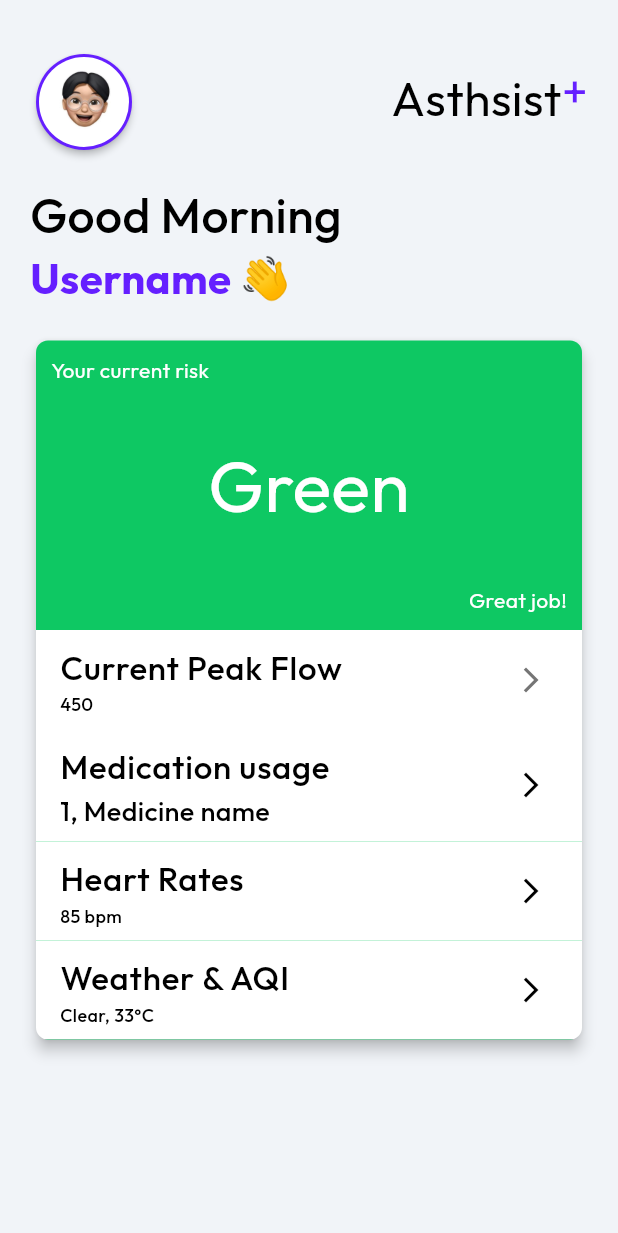
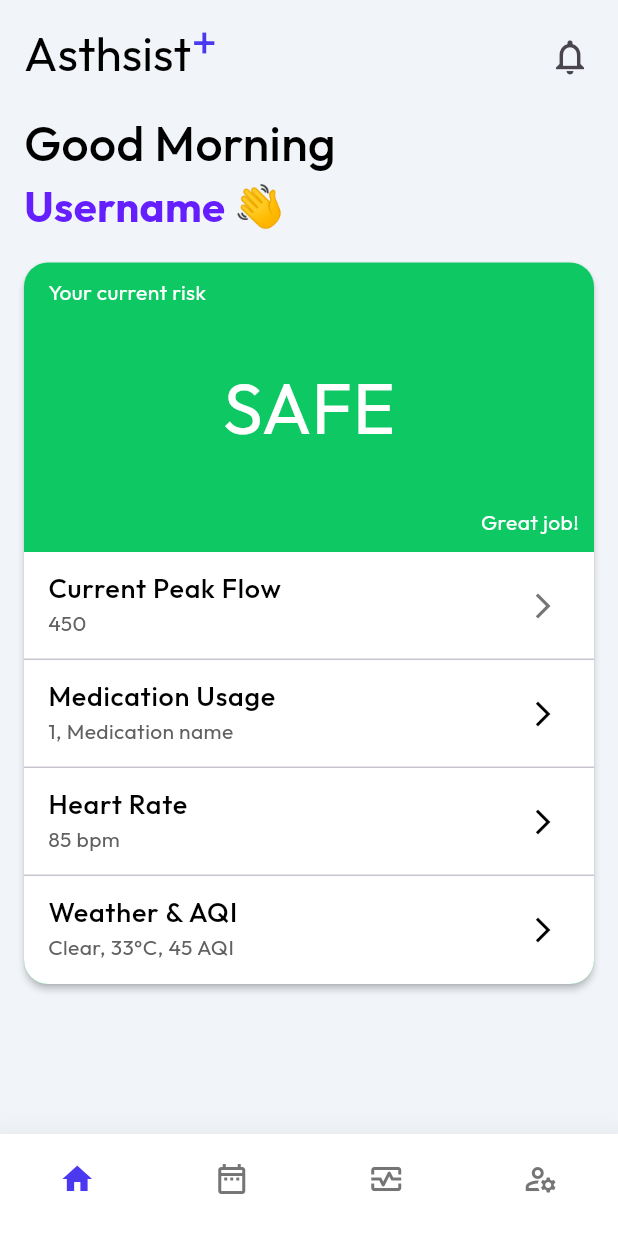
Before and after one commit to MeenVP/AsthsistPlus, a Flutter app: the screen it shows after launch, on a phone screen of 412 x 824 dp. Shown: the top 1233 px of the screen. Run offline on Flutter 3.47's test engine with Material 3 defaults, Android fonts, the phone set to English and light mode, and no system bars; our stand-ins replace firebase_core, google_fonts; accounts and stored records are empty; generated files the repository leaves out were written again.

Commit message:
Added Navigation bar

```diff
--- a/lib/main.dart
+++ b/lib/main.dart
@@ -1,5 +1,6 @@
 import 'package:asthsist_plus/pages/home_page.dart';
 import 'package:asthsist_plus/pages/loginPage.dart';
+import 'package:asthsist_plus/pages/navigation_bar.dart';
 import 'package:firebase_core/firebase_core.dart';
 import 'package:flutter/material.dart';
 import 'package:flutter/services.dart';
@@ -12,8 +13,10 @@
     options: DefaultFirebaseOptions.currentPlatform,
   );
   SystemChrome.setSystemUIOverlayStyle(const SystemUiOverlayStyle(
-    statusBarColor: Color(0xFFF1F4F8),
+    statusBarColor: Colors.transparent,
+    systemNavigationBarColor: Colors.transparent,
     statusBarIconBrightness: Brightness.dark,
+    systemNavigationBarIconBrightness:Brightness.dark,
   ));
   runApp(const MyApp());
 }
@@ -26,7 +29,9 @@
   Widget build(BuildContext context) {
     return const MaterialApp(
       debugShowCheckedModeBanner: false,
-      home: HomePage(),
+      home: NavigationBarApp()
+      //home: HomePage(),
+      //home: LoginPage(),
 
 
     );
--- a/lib/pages/home_page.dart
+++ b/lib/pages/home_page.dart
@@ -1,3 +1,4 @@
+import 'package:asthsist_plus/style.dart';
 import 'package:flutter/material.dart';
 import 'package:google_fonts/google_fonts.dart';
 
@@ -14,57 +15,17 @@ class _HomePageState extends State<HomePage> {
   @override
   Widget build(BuildContext context) {
     return Scaffold(
-      backgroundColor: Color(0xFFF1F4F8),
-      body: SafeArea(
-        child: SingleChildScrollView(
-          child: Padding(
-            padding: const EdgeInsetsDirectional.fromSTEB(20, 32, 20, 0),
-            child: Column(
+      backgroundColor: Style.primaryBackground,
+      appBar: AppBar(
+        backgroundColor: Style.primaryBackground,
+        elevation: 0,
+        title:  Row(
             mainAxisSize: MainAxisSize.max,
-              children: [
-                Row(
-                  mainAxisSize: MainAxisSize.max,
-                  mainAxisAlignment: MainAxisAlignment.spaceBetween,
-                  crossAxisAlignment: CrossAxisAlignment.start,
-                  children: [
-                    Card(
-                      clipBehavior: Clip.antiAliasWithSaveLayer,
-                      color: Colors.deepPurpleAccent[400],
-                      elevation: 2,
-                      shape: RoundedRectangleBorder(
-                        borderRadius: BorderRadius.circular(40),
-                      ),
-                      child: Padding(
-                        padding: const EdgeInsets.all(2),
-                        child: Container(
-                          width: 60,
-                          height: 60,
-                          clipBehavior: Clip.antiAlias,
-                          decoration: const BoxDecoration(
-                            shape: BoxShape.circle,
-                          ),
-                          child: Align(
-                            alignment: Alignment.center,
-                            child: Image.asset(
-                              'assets/images/asthsist.jpg',
-                              fit: BoxFit.fitHeight,
-                            ),
-                          ),
-                        ),
-                      ),
-                    ),
-                    Align(
-                      alignment: AlignmentDirectional(0, -1),
-                      child: Row(
-                        mainAxisSize: MainAxisSize.max,
-                        mainAxisAlignment: MainAxisAlignment.end,
+            mainAxisAlignment: MainAxisAlignment.start,
             crossAxisAlignment: CrossAxisAlignment.center,
             children: [
-                          Align(
-                            alignment: AlignmentDirectional(0, -1),
-                            child: Padding(
-                              padding:
-                                  EdgeInsetsDirectional.fromSTEB(0, 10, 0, 0),
+              Padding(
+                padding: EdgeInsetsDirectional.fromSTEB(0, 16, 0, 0),
                 child: Text(
                   'Asthsist',
                   style: GoogleFonts.outfit(
@@ -76,25 +37,115 @@ class _HomePageState extends State<HomePage> {
                   ),
                 ),
               ),
-                          ),
               Align(
                 alignment: AlignmentDirectional(0, -1),
                 child: Text(
                   '+',
                   style: GoogleFonts.outfit(
-                                textStyle: TextStyle(
+                    textStyle: const TextStyle(
                       fontWeight: FontWeight.normal,
                       fontSize: 32,
-                                  color: Colors.deepPurpleAccent[400],
+                      color: Style.primaryColor,
                     ),
                   ),
                 ),
               )
             ],
           ),
+        actions: [
+          Padding(
+            padding: EdgeInsetsDirectional.fromSTEB(0, 16, 8, 0),
+            child: IconButton(
+              icon: const Icon(
+                Icons.notifications_outlined,
+                size: 28,
               ),
+              tooltip: 'Show Snackbar',
+              onPressed: () {},
+            ),
+          )
         ],
       ),
+      body: SafeArea(
+        child: SingleChildScrollView(
+          child: Padding(
+            padding: const EdgeInsetsDirectional.fromSTEB(16, 0, 16, 0),
+            child: Column(
+              mainAxisSize: MainAxisSize.max,
+              children: [
+                // Row(
+                //   mainAxisSize: MainAxisSize.max,
+                //   mainAxisAlignment: MainAxisAlignment.spaceBetween,
+                //   crossAxisAlignment: CrossAxisAlignment.start,
+                //   children: [
+                //     Row(
+                //       mainAxisSize: MainAxisSize.max,
+                //       mainAxisAlignment: MainAxisAlignment.end,
+                //       crossAxisAlignment: CrossAxisAlignment.center,
+                //       children: [
+                //         Align(
+                //           alignment: AlignmentDirectional(0, -1),
+                //           child: Padding(
+                //             padding:
+                //             EdgeInsetsDirectional.fromSTEB(0, 10, 0, 0),
+                //             child: Text(
+                //               'Asthsist',
+                //               style: GoogleFonts.outfit(
+                //                 textStyle: const TextStyle(
+                //                   fontWeight: FontWeight.normal,
+                //                   fontSize: 32,
+                //                   color: Colors.black,
+                //                 ),
+                //               ),
+                //             ),
+                //           ),
+                //         ),
+                //         Align(
+                //           alignment: AlignmentDirectional(0, -1),
+                //           child: Text(
+                //             '+',
+                //             style: GoogleFonts.outfit(
+                //               textStyle: const TextStyle(
+                //                 fontWeight: FontWeight.normal,
+                //                 fontSize: 32,
+                //                 color: Style.primaryColor,
+                //               ),
+                //             ),
+                //           ),
+                //         )
+                //       ],
+                //     ),
+                //     Align(
+                //       alignment: AlignmentDirectional(0, -1),
+                //       child: Card(
+                //         clipBehavior: Clip.antiAliasWithSaveLayer,
+                //         color: Colors.deepPurpleAccent[400],
+                //         elevation: 2,
+                //         shape: RoundedRectangleBorder(
+                //           borderRadius: BorderRadius.circular(40),
+                //         ),
+                //         child: Padding(
+                //           padding: const EdgeInsets.all(2),
+                //           child: Container(
+                //             width: 50,
+                //             height: 50,
+                //             clipBehavior: Clip.antiAlias,
+                //             decoration: const BoxDecoration(
+                //               shape: BoxShape.circle,
+                //             ),
+                //             child: Align(
+                //               alignment: Alignment.center,
+                //               child: Image.asset(
+                //                 'assets/images/asthsist.jpg',
+                //                 fit: BoxFit.fitHeight,
+                //               ),
+                //             ),
+                //           ),
+                //         ),
+                //       ),
+                //     ),
+                //   ],
+                // ),
                 Padding(
                   padding: EdgeInsetsDirectional.fromSTEB(0, 16, 0, 0),
                   child: Row(
@@ -130,13 +181,13 @@ class _HomePageState extends State<HomePage> {
                 ),
                 Padding(
                   padding: EdgeInsetsDirectional.fromSTEB(0, 16, 0, 0),
-                  child: Card(
-                    clipBehavior: Clip.antiAliasWithSaveLayer,
-                    color: Color(0xFF0EC863),
-                    elevation: 4,
-                    shape: RoundedRectangleBorder(
-                      borderRadius: BorderRadius.circular(8),
-                    ),
+                  child: Material(
+                    borderRadius: BorderRadius.all(Radius.circular(16)),
+                    elevation: 2,
+                    child: Container(
+                      decoration: BoxDecoration(
+                          borderRadius: BorderRadius.circular(16),
+                          color: Style.success),
                       child: Column(
                         mainAxisSize: MainAxisSize.max,
                         mainAxisAlignment: MainAxisAlignment.start,
@@ -145,14 +196,14 @@ class _HomePageState extends State<HomePage> {
                             alignment: AlignmentDirectional(-1, -1),
                             child: Padding(
                               padding:
-                                EdgeInsetsDirectional.fromSTEB(10, 10, 0, 0),
+                                  EdgeInsetsDirectional.fromSTEB(16, 10, 0, 0),
                               child: Text(
                                 'Your current risk',
                                 style: GoogleFonts.outfit(
-                                textStyle: TextStyle(
+                                  textStyle: const TextStyle(
                                     fontWeight: FontWeight.normal,
                                     fontSize: 14,
-                                  color: Colors.white,
+                                    color: Style.tertiaryText,
                                   ),
                                 ),
                               ),
@@ -164,12 +215,12 @@ class _HomePageState extends State<HomePage> {
                               padding:
                                   EdgeInsetsDirectional.fromSTEB(0, 32, 0, 32),
                               child: Text(
-                              'Green',
+                                'SAFE',
                                 style: GoogleFonts.outfit(
-                                textStyle: TextStyle(
+                                  textStyle: const TextStyle(
                                     fontWeight: FontWeight.normal,
                                     fontSize: 48,
-                                  color: Colors.white,
+                                    color: Style.tertiaryText,
                                   ),
                                 ),
                               ),
@@ -184,42 +235,31 @@ class _HomePageState extends State<HomePage> {
                                 'Great job! ',
                                 textAlign: TextAlign.end,
                                 style: GoogleFonts.outfit(
-                                textStyle: TextStyle(
+                                  textStyle: const TextStyle(
                                     fontWeight: FontWeight.normal,
                                     fontSize: 14,
-                                  color: Colors.white,
+                                    color: Style.tertiaryText,
                                   ),
                                 ),
                               ),
                             ),
                           ),
-                        ListView(
+                          Container(
+                            decoration: const BoxDecoration(
+                                borderRadius: BorderRadius.only(
+                                  bottomLeft: Radius.circular(16),
+                                  bottomRight: Radius.circular(16),
+                                ),
+                                color: Style.secondaryBackground),
+                            child: ListView(
                               padding: EdgeInsets.zero,
                               shrinkWrap: true,
                               scrollDirection: Axis.vertical,
-                          children: [
+                              children: ListTile
+                                  .divideTiles(context: context, tiles: [
                                 ListTile(
-                              title: Text(
-                                'Current Peak Flow',
-                                style: GoogleFonts.outfit(
-                                  textStyle: TextStyle(
-                                    fontWeight: FontWeight.w500,
-                                    fontSize: 22,
-                                    color: Colors.black,
-                                  ),
-                                ),
-                              ),
-                              subtitle: Text(
-                                '450',
-                                textAlign: TextAlign.start,
-                                style: GoogleFonts.outfit(
-                                  textStyle: TextStyle(
-                                    fontWeight: FontWeight.w500,
-                                    fontSize: 12,
-                                    color: Colors.black,
-                                  ),
-                                ),
-                              ),
+                                  title: primaryTileText('Current Peak Flow'),
+                                  subtitle: secondaryTileText('450'),
                                   trailing: Icon(
                                     Icons.arrow_forward_ios,
                                     color: Colors.grey[600],
@@ -229,98 +269,48 @@ class _HomePageState extends State<HomePage> {
                                   dense: false,
                                 ),
                                 ListTile(
-                              title: Text(
-                                'Medication usage',
-                                style: GoogleFonts.outfit(
-                                  textStyle: TextStyle(
-                                    fontWeight: FontWeight.w500,
-                                    fontSize: 22,
-                                    color: Colors.black,
-                                  ),
-                                ),
-                              ),
-                              subtitle: Text(
-                                '1, Medicine name',
-                                style: GoogleFonts.outfit(
-                                  textStyle: TextStyle(
-                                    fontWeight: FontWeight.w500,
-                                    fontSize: 18,
-                                    color: Colors.black,
-                                  ),
-                                ),
-                              ),
-                              trailing: Icon(
+                                  title: primaryTileText('Medication Usage'),
+                                  subtitle:
+                                      secondaryTileText('1, Medication name'),
+                                  trailing: const Icon(
                                     Icons.arrow_forward_ios,
                                     color: Colors.black,
                                     size: 20,
                                   ),
-                              tileColor: Colors.white,
+                                  tileColor: Colors.transparent,
                                   dense: false,
                                 ),
                                 ListTile(
-                              title: Text(
-                                'Heart Rates',
-                                style: GoogleFonts.outfit(
-                                  textStyle: TextStyle(
-                                    fontWeight: FontWeight.w500,
-                                    fontSize: 22,
-                                    color: Colors.black,
-                                  ),
-                                ),
-                              ),
-                              subtitle: Text(
-                                '85 bpm',
-                                style: GoogleFonts.outfit(
-                                  textStyle: TextStyle(
-                                    fontWeight: FontWeight.w500,
-                                    fontSize: 12,
-                                    color: Colors.black,
-                                  ),
-                                ),
-                              ),
-                              trailing: Icon(
+                                  title: primaryTileText('Heart Rate'),
+                                  subtitle: secondaryTileText('85 bpm'),
+                                  trailing: const Icon(
                                     Icons.arrow_forward_ios,
                                     color: Colors.black,
                                     size: 20,
                                   ),
-                              tileColor: Colors.white,
+                                  tileColor: Colors.transparent,
                                   dense: false,
                                 ),
                                 ListTile(
-                              title: Text(
-                                'Weather & AQI',
-                                style: GoogleFonts.outfit(
-                                  textStyle: TextStyle(
-                                    fontWeight: FontWeight.w500,
-                                    fontSize: 22,
-                                    color: Colors.black,
-                                  ),
-                                ),
-                              ),
-                              subtitle: Text(
-                                'Clear, 33°C',
-                                style: GoogleFonts.outfit(
-                                  textStyle: TextStyle(
-                                    fontWeight: FontWeight.w500,
-                                    fontSize: 12,
-                                    color: Colors.black,
-                                  ),
-                                ),
-                              ),
-                              trailing: Icon(
+                                  title: primaryTileText('Weather & AQI'),
+                                  subtitle:
+                                      secondaryTileText('Clear, 33°C, 45 AQI'),
+                                  trailing: const Icon(
                                     Icons.arrow_forward_ios,
                                     color: Colors.black,
                                     size: 20,
                                   ),
-                              tileColor: Colors.white,
+                                  tileColor: Colors.transparent,
                                   dense: false,
                                 ),
-                          ],
+                              ]).toList(),
                             ),
+                          )
                         ],
                       ),
                     ),
                   ),
+                )
               ],
             ),
           ),
--- /dev/null
+++ b/lib/pages/navigation_bar.dart
@@ -0,0 +1,78 @@
+import 'package:flutter/material.dart';
+import 'package:asthsist_plus/pages/home_page.dart';
+import 'package:asthsist_plus/style.dart';
+
+class NavigationBarApp extends StatefulWidget {
+  const NavigationBarApp({super.key});
+
+  @override
+  State<NavigationBarApp> createState() => _NavigationState();
+}
+
+class _NavigationState extends State<NavigationBarApp> {
+  int currentPageIndex = 0;
+  static const List<Widget> _widgetOptions = <Widget>[
+    HomePage(),
+    Text(
+      'Index 1: Calendar',
+    ),
+    Text(
+      'Index 2: Health Info',
+    ),
+    Text(
+      'Index 3: Settings',
+    ),
+  ];
+
+  @override
+  Widget build(BuildContext context) {
+    return Scaffold(
+      backgroundColor: Style.primaryBackground,
+      body: Center(
+        child: _widgetOptions.elementAt(currentPageIndex),
+      ),
+      bottomNavigationBar:
+      BottomNavigationBar(
+        type: BottomNavigationBarType.fixed,
+        showUnselectedLabels: false,
+        showSelectedLabels: false,
+        elevation: 20,
+        backgroundColor: Style.secondaryBackground,
+        selectedItemColor: Style.primaryColor,
+        unselectedItemColor: Style.accent2,
+        currentIndex: currentPageIndex,
+        onTap: (int index) {
+          setState(() {
+            currentPageIndex = index;
+          });
+        },
+        selectedLabelStyle: const TextStyle(
+          fontSize: 18,
+          fontWeight: FontWeight.w700,
+        ),
+        items: const <BottomNavigationBarItem>[
+          BottomNavigationBarItem(
+            activeIcon: Icon(Icons.home),
+            icon: Icon(Icons.home_outlined),
+            label: '•',
+          ),
+          BottomNavigationBarItem(
+            activeIcon: Icon(Icons.date_range),
+            icon: Icon(Icons.date_range_outlined),
+            label: '•',
+          ),
+          BottomNavigationBarItem(
+            activeIcon: Icon(Icons.monitor_heart),
+            icon: Icon(Icons.monitor_heart_outlined),
+            label: '•',
+          ),
+          BottomNavigationBarItem(
+            activeIcon: Icon(Icons.manage_accounts),
+            icon: Icon(Icons.manage_accounts_outlined),
+            label: '•',
+          ),
+        ],
+      ),
+    );
+  }
+}
--- a/lib/style.dart
+++ b/lib/style.dart
@@ -2,38 +2,46 @@ import 'package:flutter/material.dart';
 import 'package:google_fonts/google_fonts.dart';
 
 class Style {
-  static const Color primaryColor = Color(0xFF0D47A1);
+  static const Color primaryColor = Color(0xFF4B39EF);
   static const Color secondaryColor = Color(0xFF1976D2);
-  static const Color tertiaryColor = Color(0xFF2196F3);
-  static const Color quaternaryColor = Color(0xFF64B5F6);
-  static const Color quinaryColor = Color(0xFFBBDEFB);
-  static const Color senaryColor = Color(0xFFE3F2FD);
-  static const Color septenaryColor = Color(0xFF90CAF9);
-  static const Color octonaryColor = Color(0xFF42A5F5);
-  static const Color nonaryColor = Color(0xFF1E88E5);
-  static const Color denaryColor = Color(0xFF1565C0);
-  static const Color black = Color(0xFF000000);
-  static const Color white = Color(0xFFFFFFFF);
-  static const Color grey = Color(0xFF9E9E9E);
-  static const Color red = Color(0xFFE53935);
-  static const Color green = Color(0xFF43A047);
-  static const Color blue = Color(0xFF1E88E5);
-  static const Color yellow = Color(0xFFFFEB3B);
-  static const Color orange = Color(0xFFFF9800);
-  static const Color purple = Color(0xFF9C27B0);
-  static const Color pink = Color(0xFFE91E63);
-  static const Color brown = Color(0xFF795548);
-  static const Color indigo = Color(0xFF3F51B5);
-  static const Color teal = Color(0xFF009688);
-  static const Color cyan = Color(0xFF00BCD4);
-  static const Color lime = Color(0xFFCDDC39);
-  static const Color amber = Color(0xFFFFC107);
-  static const Color deepOrange = Color(0xFFFF5722);
-  static const Color deepPurple = Color(0xFF673AB7);
-  static const Color lightBlue = Color(0xFF03A9F4);
-  static const Color lightGreen = Color(0xFF8BC34A);
-  static const Color grey50 = Color(0xFFFAFAFA);
-  static const Color grey100 = Color(0xFFF5F5F5);
+  static const Color primaryText = Color(0xFF000000);
+  static const Color secondaryText = Color(0xFF8b97a2);
+  static const Color tertiaryText = Color(0xFFFFFFFF);
+  static const Color primaryBackground = Color(0xFFf1f4f8);
+  static const Color secondaryBackground = Color(0xFFFFFFFF);
 
-  static const primary = Color(0xFF4B39EF);
+  static const Color accent1 = Color(0xFF616161);
+  static const Color accent2 = Color(0xFF757575);
+  static const Color accent3 = Color(0xFFe0e0e0);
+  static const Color accent4 = Color(0xFFeeeeee);
+  static const Color success = Color(0xFF0EC863);
+  static const Color danger = Color(0xFFF44336);
+  static const Color warning = Color(0xFFf99e2f);
+
 }
+
+Text primaryTileText(String input) {
+  return Text(
+    input,
+    style: GoogleFonts.outfit(
+      textStyle: const TextStyle(
+        fontWeight: FontWeight.w500,
+        fontSize: 18,
+        color: Style.primaryText,
+      ),
+    ),
+  );
+}
+
+Text secondaryTileText(String input) {
+  return Text(
+    input,
+    style: GoogleFonts.outfit(
+      textStyle: const TextStyle(
+        fontWeight: FontWeight.normal,
+        fontSize: 14,
+        color: Style.accent1,
+      ),
+    ),
+  );
+}
```
Lines whose indentation alone changed are shown as unchanged.
